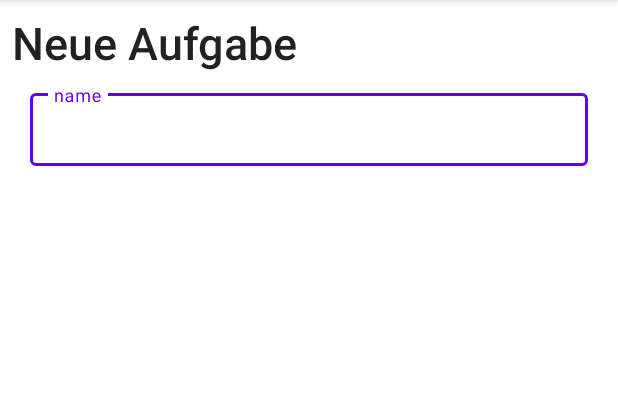
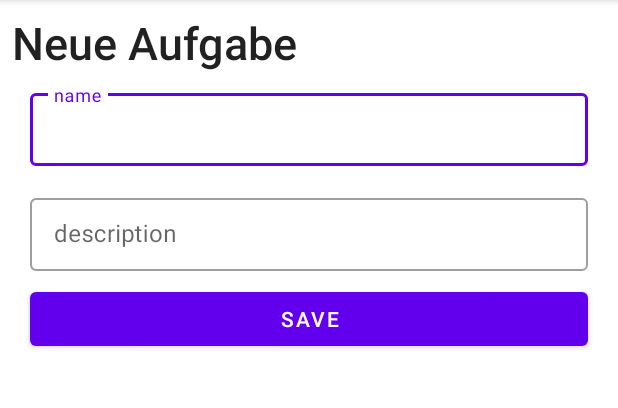
Before and after one commit to SecondBrainPlanner/SecondBrain, an Android app: the fragment NewTaskSheet shown on its own in the app's theme, on a phone screen of 412 x 824 dp, the part 84-492 px from its top. Run offline under Robolectric (Android 15) with nearby library versions, the phone set to English and light mode, and no system bars.

Commit message:
added description to xml

```diff
--- a/app/src/main/res/layout/fragment_new_task_sheet.xml
+++ b/app/src/main/res/layout/fragment_new_task_sheet.xml
@@ -4,7 +4,7 @@
     xmlns:android="http://schemas.android.com/apk/res/android"
     xmlns:tools="http://schemas.android.com/tools"
     android:layout_width="match_parent"
-    android:layout_height="match_parent"
+    android:layout_height="wrap_content"
     tools:context=".NewTaskSheet">
 
 
@@ -36,4 +36,33 @@
     </com.google.android.material.textfield.TextInputLayout>
 <!-- end name -->
 
+    <!-- start description -->
+    <com.google.android.material.textfield.TextInputLayout
+        style="@style/Widget.MaterialComponents.TextInputLayout.OutlinedBox.Dense"
+        android:layout_width="match_parent"
+        android:layout_height="wrap_content"
+        android:layout_marginVertical="8dp"
+        android:layout_marginHorizontal="20dp">
+
+        <com.google.android.material.textfield.TextInputEditText
+            android:layout_width="match_parent"
+            android:layout_height="match_parent"
+            android:id="@+id/newTaskDescription"
+            android:hint="description">
+
+        </com.google.android.material.textfield.TextInputEditText>
+
+    </com.google.android.material.textfield.TextInputLayout>
+    <!-- end description -->
+
+    <com.google.android.material.button.MaterialButton
+        android:id="@+id/newTaskAddButton"
+        android:layout_width="match_parent"
+        android:layout_height="wrap_content"
+        android:layout_gravity="center"
+        android:layout_marginHorizontal="20dp"
+        android:text="save"/>
+
+
+
 </LinearLayout>
```
